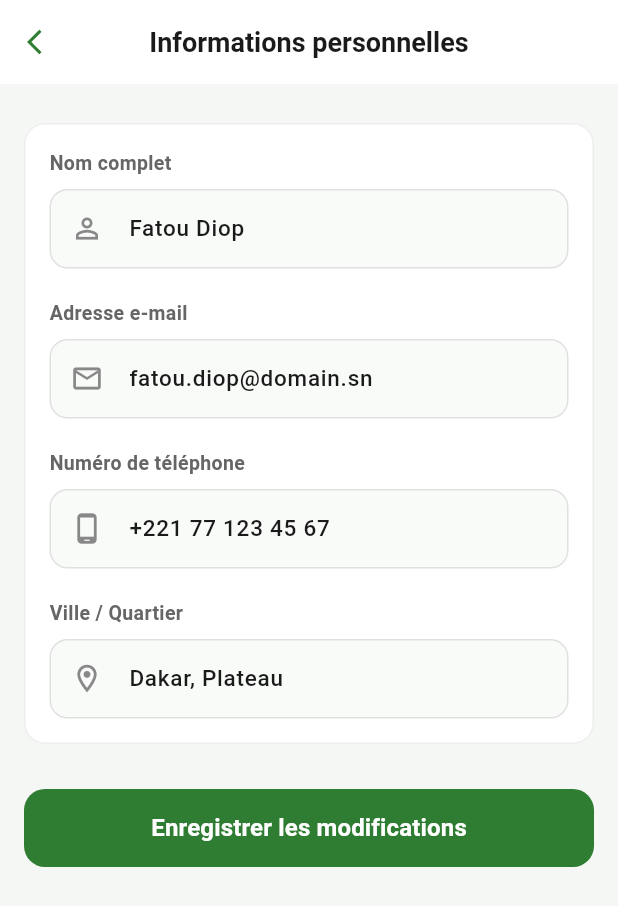
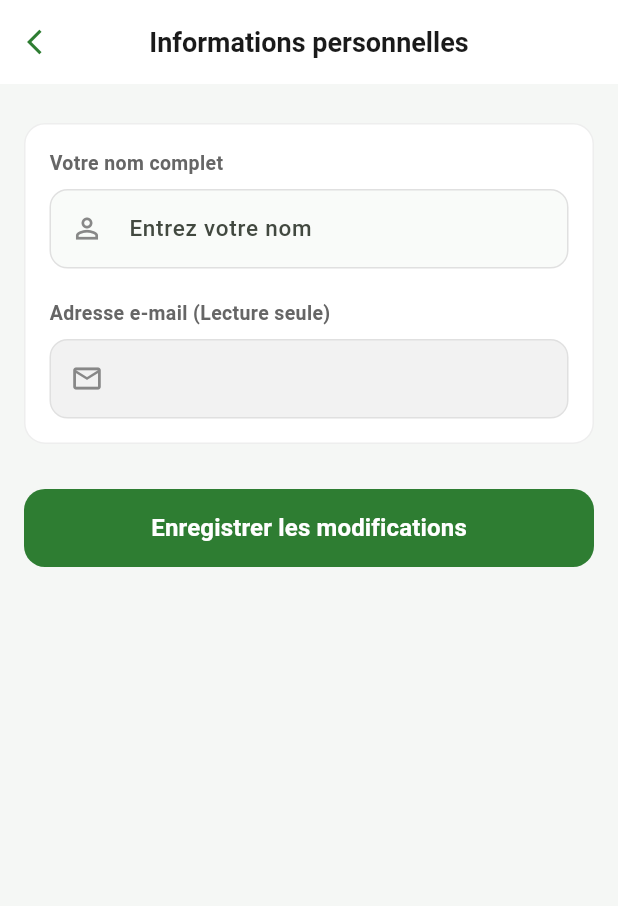
Before and after one commit to Babacar-Seck86/smartbuy_senegal, a Flutter app: the ProfileScreen screen opened directly, after a tap on "Informations personnelles", on a phone screen of 412 x 824 dp. Shown: the top 906 px of the screen. Run offline on Flutter 3.47's test engine with Material 3 defaults, Android fonts, the light colour scheme and no system bars; our stand-ins replace cloud_firestore, firebase_auth, firebase_core, flutter_map, geolocator, latlong2 and 1 more; accounts and stored records are empty.

Commit message:
dynamiser le profil utilisateur

```diff
--- a/lib/smartbuy_profile.dart
+++ b/lib/smartbuy_profile.dart
@@ -1,13 +1,55 @@
 import 'package:flutter/material.dart';
+import 'package:firebase_auth/firebase_auth.dart';
+import 'package:shared_preferences/shared_preferences.dart';
 
 // ==========================================
-// 1. ÉCRAN PRINCIPAL DU PROFIL
+// 1. ÉCRAN PRINCIPAL DU PROFIL (DYNAMIQUE EN TEMPS RÉEL)
 // ==========================================
-class ProfileScreen extends StatelessWidget {
+class ProfileScreen extends StatefulWidget {
   const ProfileScreen({super.key});
 
   @override
+  State<ProfileScreen> createState() => _ProfileScreenState();
+}
+
+class _ProfileScreenState extends State<ProfileScreen> {
+  final FirebaseAuth _auth = FirebaseAuth.instance;
+
+  // Déconnexion propre
+  Future<void> _handleLogout() async {
+    try {
+      await _auth.signOut();
+      final prefs = await SharedPreferences.getInstance();
+      await prefs.remove('seen_onboarding');
+
+      if (!mounted) return;
+      Navigator.of(context).popUntil((route) => route.isFirst);
+    } catch (e) {
+      ScaffoldMessenger.of(context).showSnackBar(
+        SnackBar(content: Text('Erreur lors de la déconnexion : $e')),
+      );
+    }
+  }
+
+  @override
   Widget build(BuildContext context) {
+    // Le StreamBuilder écoute les changements d'authentification Firebase en temps réel
+    return StreamBuilder<User?>(
+      stream: _auth.authStateChanges(),
+      builder: (context, snapshot) {
+        final User? user = snapshot.data;
+
+        // Extraction dynamique ou valeurs par défaut si pas encore configuré
+        final String displayName =
+            (user?.displayName != null && user!.displayName!.isNotEmpty)
+            ? user.displayName!
+            : 'Utilisateur SmartBuy';
+
+        final String email = user?.email ?? 'non_connecte@smartbuy.sn';
+        final String initial = displayName.isNotEmpty
+            ? displayName[0].toUpperCase()
+            : 'S';
+
         return Scaffold(
           backgroundColor: const Color(0xFFF5F7F5),
           appBar: AppBar(
@@ -40,9 +82,9 @@ class ProfileScreen extends StatelessWidget {
                           CircleAvatar(
                             radius: 46,
                             backgroundColor: const Color(0xFFE8F5E9),
-                        child: const Text(
-                          'F',
-                          style: TextStyle(
+                            child: Text(
+                              initial,
+                              style: const TextStyle(
                                 fontSize: 36,
                                 fontWeight: FontWeight.bold,
                                 color: Color(0xFF2E7D32),
@@ -64,18 +106,21 @@ class ProfileScreen extends StatelessWidget {
                         ],
                       ),
                       const SizedBox(height: 14),
-                  const Text(
-                    'Fatou Diop',
-                    style: TextStyle(
+                      Text(
+                        displayName,
+                        style: const TextStyle(
                           fontSize: 20,
                           fontWeight: FontWeight.bold,
                           color: Color(0xFF1A1A1A),
                         ),
                       ),
                       const SizedBox(height: 4),
-                  const Text(
-                    'fatou.diop@domain.sn',
-                    style: TextStyle(fontSize: 14, color: Color(0xFF888888)),
+                      Text(
+                        email,
+                        style: const TextStyle(
+                          fontSize: 14,
+                          color: Color(0xFF888888),
+                        ),
                       ),
                     ],
                   ),
@@ -83,7 +128,7 @@ class ProfileScreen extends StatelessWidget {
 
                 const SizedBox(height: 16),
 
-            // --- SAVINGS & STATS DASHBOARD ---
+                // --- STATS ---
                 Padding(
                   padding: const EdgeInsets.symmetric(horizontal: 16.0),
                   child: Row(
@@ -111,7 +156,7 @@ class ProfileScreen extends StatelessWidget {
 
                 const SizedBox(height: 24),
 
-            // --- OPTIONS MENU LIST ---
+                // --- MENU ---
                 Padding(
                   padding: const EdgeInsets.symmetric(horizontal: 16.0),
                   child: Column(
@@ -138,11 +183,11 @@ class ProfileScreen extends StatelessWidget {
                               icon: Icons.person_outline,
                               title: 'Informations personnelles',
                               onTap: () {
-                            // Navigation vers l'écran défini plus bas
                                 Navigator.push(
                                   context,
                                   MaterialPageRoute(
-                                builder: (_) => const PersonalInfoScreen(),
+                                    builder: (_) =>
+                                        PersonalInfoScreen(user: user),
                                   ),
                                 );
                               },
@@ -171,12 +216,11 @@ class ProfileScreen extends StatelessWidget {
 
                       const SizedBox(height: 24),
 
-                  // --- DECONNEXION BUTTON ---
                       SizedBox(
                         width: double.infinity,
                         height: 52,
                         child: OutlinedButton.icon(
-                      onPressed: () {},
+                          onPressed: _handleLogout,
                           icon: const Icon(Icons.logout, size: 18),
                           label: const Text(
                             'Se déconnecter',
@@ -202,6 +246,8 @@ class ProfileScreen extends StatelessWidget {
             ),
           ),
         );
+      },
+    );
   }
 
   Widget _buildStatCard({
@@ -222,7 +268,7 @@ class ProfileScreen extends StatelessWidget {
         children: [
           CircleAvatar(
             radius: 18,
-            backgroundColor: iconColor.withOpacity(0.1),
+            backgroundColor: iconColor.withAlpha(26),
             child: Icon(icon, color: iconColor, size: 18),
           ),
           const SizedBox(height: 12),
@@ -274,33 +320,66 @@ class ProfileScreen extends StatelessWidget {
 // 2. ÉCRAN DES INFORMATIONS PERSONNELLES
 // ==========================================
 class PersonalInfoScreen extends StatefulWidget {
-  const PersonalInfoScreen({super.key});
+  final User? user;
+  const PersonalInfoScreen({super.key, this.user});
 
   @override
   State<PersonalInfoScreen> createState() => _PersonalInfoScreenState();
 }
 
 class _PersonalInfoScreenState extends State<PersonalInfoScreen> {
-  final TextEditingController _nameController = TextEditingController(
-    text: 'Fatou Diop',
+  late TextEditingController _nameController;
+  late TextEditingController _emailController;
+  bool _isLoading = false;
+
+  @override
+  void initState() {
+    super.initState();
+    _nameController = TextEditingController(
+      text: widget.user?.displayName ?? '',
     );
-  final TextEditingController _emailController = TextEditingController(
-    text: 'fatou.diop@domain.sn',
-  );
-  final TextEditingController _phoneController = TextEditingController(
-    text: '+221 77 123 45 67',
-  );
-  final TextEditingController _cityController = TextEditingController(
-    text: 'Dakar, Plateau',
-  );
+    _emailController = TextEditingController(text: widget.user?.email ?? '');
+  }
 
   @override
   void dispose() {
     _nameController.dispose();
     _emailController.dispose();
-    _phoneController.dispose();
-    _cityController.dispose();
     super.dispose();
+  }
+
+  Future<void> _saveProfileChanges() async {
+    final String updatedName = _nameController.text.trim();
+    if (updatedName.isEmpty) {
+      ScaffoldMessenger.of(context).showSnackBar(
+        const SnackBar(content: Text('Le nom ne peut pas être vide.')),
+      );
+      return;
+    }
+
+    setState(() => _isLoading = true);
+    try {
+      final user = FirebaseAuth.instance.currentUser;
+      if (user != null) {
+        await user.updateDisplayName(updatedName);
+        await user.reload(); // Notifie le StreamBuilder du changement
+
+        if (!mounted) return;
+        ScaffoldMessenger.of(context).showSnackBar(
+          const SnackBar(
+            content: Text('Nom enregistré avec succès !'),
+            backgroundColor: Color(0xFF2E7D32),
+          ),
+        );
+        Navigator.pop(context);
+      }
+    } catch (e) {
+      ScaffoldMessenger.of(context).showSnackBar(
+        SnackBar(content: Text('Erreur lors de la sauvegarde : $e')),
+      );
+    } finally {
+      if (mounted) setState(() => _isLoading = false);
+    }
   }
 
   @override
@@ -345,29 +424,17 @@ class _PersonalInfoScreenState extends State<PersonalInfoScreen> {
               child: Column(
                 children: [
                   _buildInputField(
-                    label: 'Nom complet',
+                    label: 'Votre nom complet',
                     controller: _nameController,
                     icon: Icons.person_outline,
+                    hint: 'Entrez votre nom',
                   ),
                   const SizedBox(height: 20),
                   _buildInputField(
-                    label: 'Adresse e-mail',
+                    label: 'Adresse e-mail (Lecture seule)',
                     controller: _emailController,
                     icon: Icons.mail_outline,
-                    keyboardType: TextInputType.emailAddress,
-                  ),
-                  const SizedBox(height: 20),
-                  _buildInputField(
-                    label: 'Numéro de téléphone',
-                    controller: _phoneController,
-                    icon: Icons.phone_android_outlined,
-                    keyboardType: TextInputType.phone,
-                  ),
-                  const SizedBox(height: 20),
-                  _buildInputField(
-                    label: 'Ville / Quartier',
-                    controller: _cityController,
-                    icon: Icons.location_on_outlined,
+                    enabled: false,
                   ),
                 ],
               ),
@@ -379,15 +446,7 @@ class _PersonalInfoScreenState extends State<PersonalInfoScreen> {
               width: double.infinity,
               height: 52,
               child: ElevatedButton(
-                onPressed: () {
-                  ScaffoldMessenger.of(context).showSnackBar(
-                    const SnackBar(
-                      content: Text('Modifications enregistrées avec succès !'),
-                      backgroundColor: Color(0xFF2E7D32),
-                    ),
-                  );
-                  Navigator.pop(context);
-                },
+                onPressed: _isLoading ? null : _saveProfileChanges,
                 style: ElevatedButton.styleFrom(
                   backgroundColor: const Color(0xFF2E7D32),
                   foregroundColor: Colors.white,
@@ -396,9 +455,21 @@ class _PersonalInfoScreenState extends State<PersonalInfoScreen> {
                   ),
                   elevation: 0,
                 ),
-                child: const Text(
+                child: _isLoading
+                    ? const SizedBox(
+                        width: 24,
+                        height: 24,
+                        child: CircularProgressIndicator(
+                          color: Colors.white,
+                          strokeWidth: 2,
+                        ),
+                      )
+                    : const Text(
                         'Enregistrer les modifications',
-                  style: TextStyle(fontSize: 16, fontWeight: FontWeight.w600),
+                        style: TextStyle(
+                          fontSize: 16,
+                          fontWeight: FontWeight.w600,
+                        ),
                       ),
               ),
             ),
@@ -412,7 +483,8 @@ class _PersonalInfoScreenState extends State<PersonalInfoScreen> {
     required String label,
     required TextEditingController controller,
     required IconData icon,
-    TextInputType keyboardType = TextInputType.text,
+    bool enabled = true,
+    String? hint,
   }) {
     return Column(
       crossAxisAlignment: CrossAxisAlignment.start,
@@ -428,19 +500,22 @@ class _PersonalInfoScreenState extends State<PersonalInfoScreen> {
         const SizedBox(height: 8),
         Container(
           decoration: BoxDecoration(
-            color: const Color(0xFFF9FBF9),
+            color: enabled ? const Color(0xFFF9FBF9) : const Color(0xFFF2F2F2),
             borderRadius: BorderRadius.circular(12),
             border: Border.all(color: const Color(0xFFE0E0E0)),
           ),
           child: TextField(
             controller: controller,
-            keyboardType: keyboardType,
-            style: const TextStyle(
+            enabled: enabled,
+            style: TextStyle(
               fontSize: 15,
-              color: Color(0xFF1A1A1A),
+              color: enabled
+                  ? const Color(0xFF1A1A1A)
+                  : const Color(0xFF888888),
               fontWeight: FontWeight.w500,
             ),
             decoration: InputDecoration(
+              hintText: hint,
               prefixIcon: Icon(icon, color: const Color(0xFF888888), size: 22),
               border: InputBorder.none,
               contentPadding: const EdgeInsets.symmetric(
```
Lines whose indentation alone changed are shown as unchanged.
